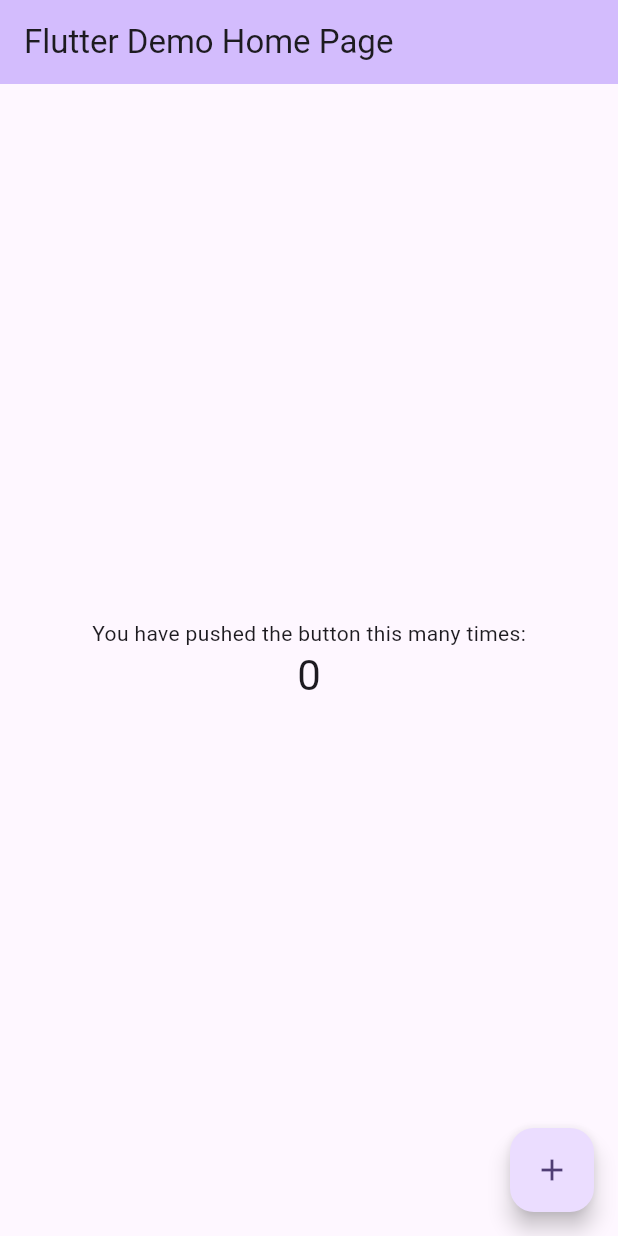
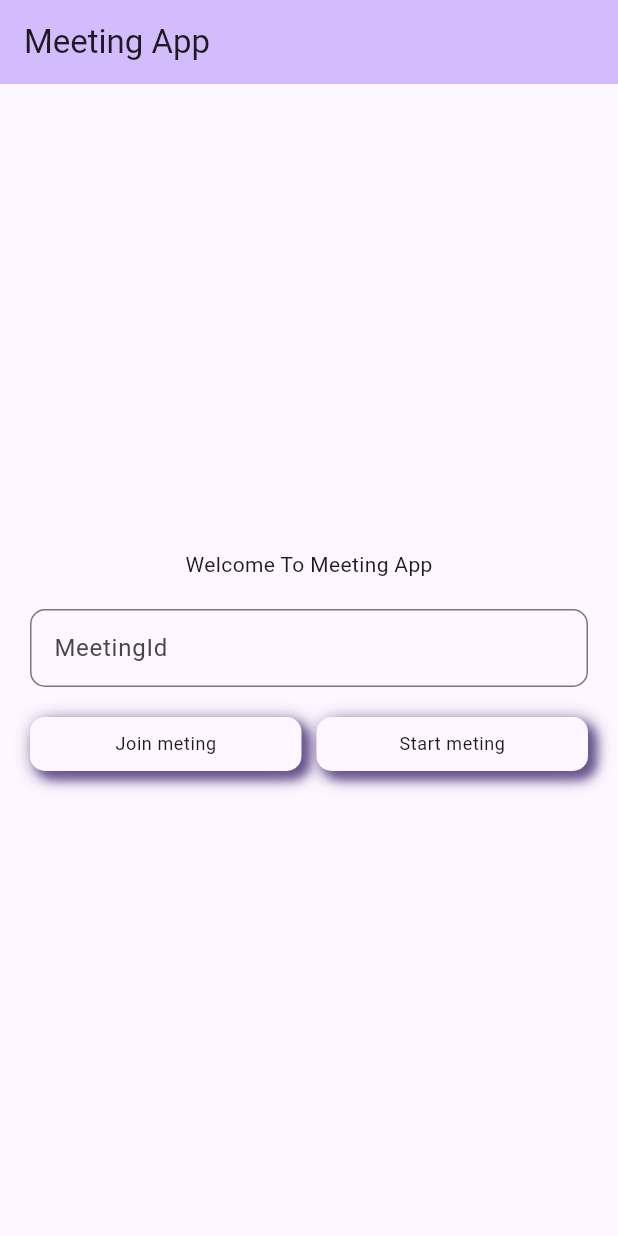
Before and after one commit to KaranDuggal/video-calling-app-flutter, a Flutter app: the screen it shows after launch, on a phone screen of 412 x 824 dp. Run offline on Flutter 3.47's test engine with Material 2 defaults, Android fonts, the phone set to English and light mode, and no system bars; our stand-ins replace shared_preferences.

Commit message:
work on home screen and join screen, join meeting bug fix,

```diff
--- a/lib/api/meeting_api.dart
+++ b/lib/api/meeting_api.dart
@@ -1,7 +1,7 @@
 import 'dart:convert';
 import 'package:http/http.dart' as http;
 import '../utils/user.utils.dart';
-String meetingApiUrl = 'https://icy-lizards-drum.loca.lt/api/meeting';
+String meetingApiUrl = 'https://e768-49-156-72-53.in.ngrok.io/api/meeting';
 var client = http.Client();
 
 Future<http.Response?> startMeeting() async{
@@ -27,7 +27,7 @@ Future<http.Response?> joinMeeting(String meetingId) async{
     'content-Type':'application/json'
   };
   var response = await client.get(Uri.parse('$meetingApiUrl/join?meetingId=$meetingId'),headers: requestHeader);
-  if(response.statusCode >= 200 && response.statusCode >= 400){
+  if(response.statusCode >= 200 && response.statusCode <= 400){
     return response;
   }
   throw UnsupportedError('Not Found meeting');
--- a/lib/main.dart
+++ b/lib/main.dart
@@ -1,4 +1,6 @@
 import 'package:flutter/material.dart';
+import 'package:video_calling_app/pages/home_screen.dart';
+import 'package:video_calling_app/pages/join_screen.dart';
 
 void main() {
   runApp(const MyApp());
@@ -10,58 +12,12 @@ class MyApp extends StatelessWidget {
   Widget build(BuildContext context) {
     return MaterialApp(
       title: 'Flutter Demo',
+      debugShowCheckedModeBanner: false,
       theme: ThemeData(
         colorScheme: ColorScheme.fromSeed(seedColor: Colors.deepPurple),
         useMaterial3: true,
       ),
-      home: const MyHomePage(title: 'Flutter Demo Home Page'),
+      home: const HomeScreen(),
     );
   }
 }
-
-class MyHomePage extends StatefulWidget {
-  const MyHomePage({super.key, required this.title});
-  final String title;
-
-  @override
-  State<MyHomePage> createState() => _MyHomePageState();
-}
-
-class _MyHomePageState extends State<MyHomePage> {
-  int _counter = 0;
-
-  void _incrementCounter() {
-    setState(() {
-      _counter++;
-    });
-  }
-
-  @override
-  Widget build(BuildContext context) {
-    return Scaffold(
-      appBar: AppBar(
-        backgroundColor: Theme.of(context).colorScheme.inversePrimary,
-        title: Text(widget.title),
-      ),
-      body: Center(
-        child: Column(
-          mainAxisAlignment: MainAxisAlignment.center,
-          children: <Widget>[
-            const Text(
-              'You have pushed the button this many times:',
-            ),
-            Text(
-              '$_counter',
-              style: Theme.of(context).textTheme.headlineMedium,
-            ),
-          ],
-        ),
-      ),
-      floatingActionButton: FloatingActionButton(
-        onPressed: _incrementCounter,
-        tooltip: 'Increment',
-        child: const Icon(Icons.add),
-      ),
-    );
-  }
-}
--- /dev/null
+++ b/lib/pages/home_screen.dart
@@ -0,0 +1,103 @@
+import 'dart:convert';
+
+import 'package:flutter/material.dart';
+import 'package:http/http.dart';
+import 'package:video_calling_app/pages/join_screen.dart';
+
+import '../api/meeting_api.dart';
+import '../models/meeting_details.dart';
+import '../widget/button.dart';
+import '../widget/input_field.dart';
+
+class HomeScreen extends StatefulWidget {
+  const HomeScreen({super.key});
+
+  @override
+  State<HomeScreen> createState() => _HomeScreenState();
+}
+
+class _HomeScreenState extends State<HomeScreen> {
+  static final GlobalKey<FormState> globalKey = GlobalKey<FormState>();
+  String meetingId = '';
+  @override
+  Widget build(BuildContext context) {
+    return Scaffold(
+      appBar: AppBar(
+        title: const Text('Meeting App'),
+        backgroundColor: Theme.of(context).colorScheme.inversePrimary,
+      ),
+      body: Form(
+        key: globalKey,
+        child: Center(
+          child: Padding(
+            padding: const EdgeInsets.symmetric(horizontal: 20),
+            child: Column(
+              mainAxisAlignment: MainAxisAlignment.center,
+              children: [
+                const Text("Welcome To Meeting App"),
+                const SizedBox(height: 20,),
+                InputField(
+                  label: 'MeetingId',
+                  hintText: 'Enter meetingId',
+                  validator: (val){
+                    if(val!.isEmpty){
+                      return 'Meeting id cant be empty';
+                    }
+                    return null;
+                  },
+                  onChanged: (val){
+                    meetingId = val;
+                  },
+                ),
+                const SizedBox(height: 20,),
+                Row(
+                  children: [
+                    Flexible(
+                      child: Button(title: 'Join meting', onTap: (){
+                        if(validateAndSave()){
+                          validateMeeting(meetingId);
+                        }
+                      })
+                    ),
+                    const SizedBox(width: 10,),
+                    Flexible(
+                      child: Button(title: 'Start meting', onTap: () async{
+                        var response = await startMeeting();
+                        final body = json.decode(response!.body);
+                        final meetingId = body['data'];
+                        validateMeeting(meetingId);
+                      })
+                    ),
+                  ],
+                )
+              ],
+            ),
+          ),
+        ),
+      ),
+    );
+  }
+  void validateMeeting(String meetingId) async{
+    try {
+      Response? response = await joinMeeting(meetingId);
+      var data = json.decode(response!.body);
+      var meetingDetails = MeetingDetail.fromJson(data['data']);
+      if(meetingDetails.id!.isNotEmpty){
+        goToJoinScreen(meetingDetails);
+
+      }
+    } catch (err) {
+    }
+  }
+  void goToJoinScreen(MeetingDetail meetingDetail) async{
+    Navigator.pushReplacement(context, MaterialPageRoute(builder: (context)=> JoinScreen(meetingDetail: meetingDetail)));
+  }
+  bool validateAndSave(){
+    final form = globalKey.currentState;
+    if(form!.validate()){
+      form.save();
+      return true;
+    }
+    return false;
+  }
+}
--- a/lib/widget/button.dart
+++ b/lib/widget/button.dart
@@ -12,7 +12,7 @@ class Button extends StatelessWidget {
         padding: const EdgeInsets.all(10),
         decoration: BoxDecoration(
             borderRadius: BorderRadius.circular(10),
-            color: Theme.of(context).colorScheme.secondary,
+            color: Theme.of(context).colorScheme.background,
             boxShadow: [
               BoxShadow(
                 blurRadius: 5,
@@ -27,7 +27,7 @@ class Button extends StatelessWidget {
             ]
         ),
         child: Center(
-          child: Text(title,style: Theme.of(context).textTheme.displaySmall,),
+          child: Text(title,style: Theme.of(context).textTheme.bodySmall,),
         ),
       ),
     );
--- a/lib/widget/input_field.dart
+++ b/lib/widget/input_field.dart
@@ -20,7 +20,7 @@ class InputField extends StatelessWidget {
           borderSide: const BorderSide(),
         ),
       ),
-      style: Theme.of(context).textTheme.displaySmall,
+      style: Theme.of(context).textTheme.bodyMedium,
       controller: controller,
       readOnly: readOnly,
       validator: validator,
```
Also changed, not shown: lib/pages/join_screen.dart (added, +73 -0 lines).
